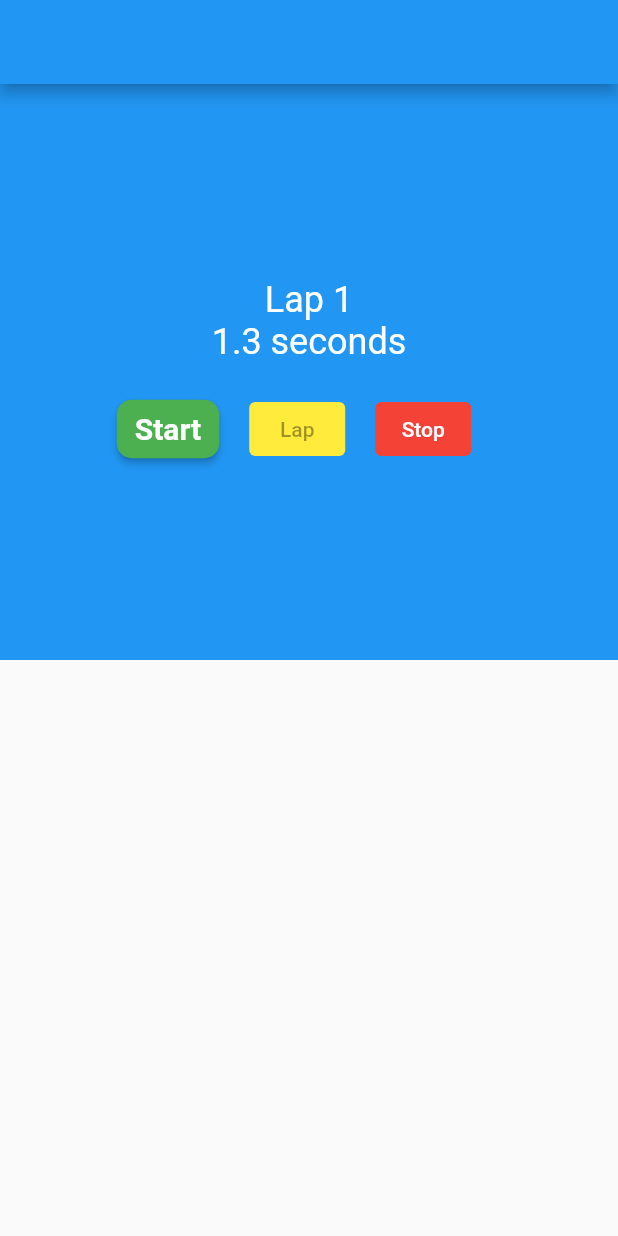
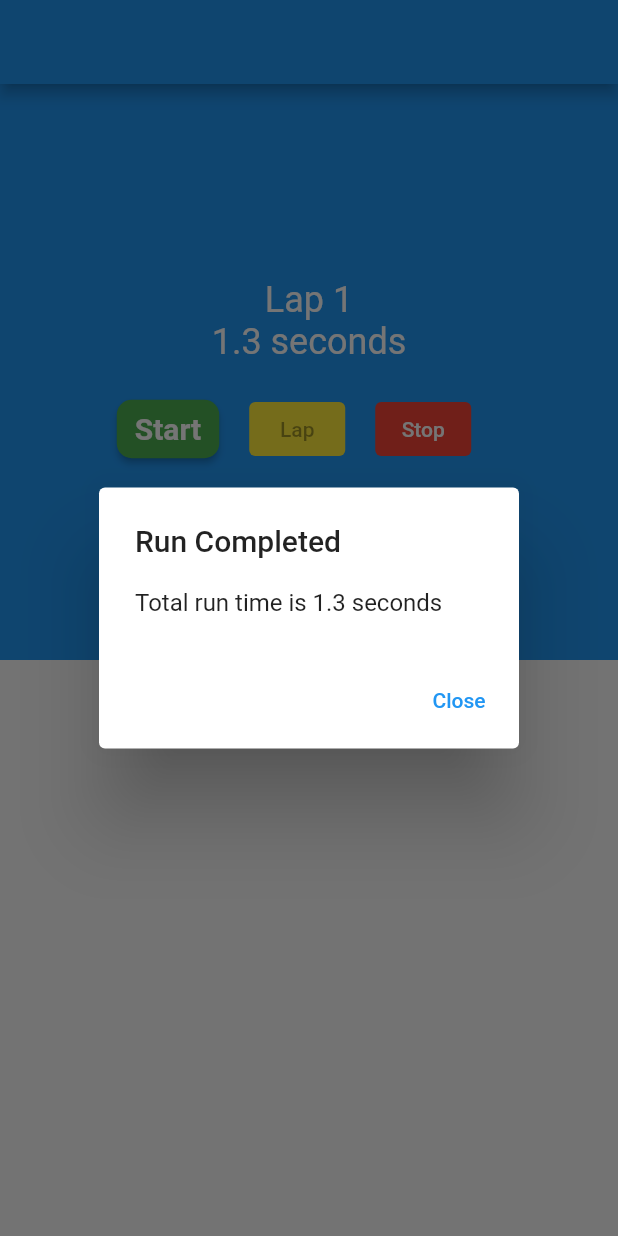
Before and after one commit to jarecsni/flutter_cookbook_examples, a Flutter app: the StopWatch screen opened directly with empty values, after a tap on "Start", after a tap on "Stop", on a phone screen of 412 x 824 dp. Run offline on Flutter 3.47's test engine with Material 2 defaults, Android fonts, the phone set to English and light mode, and no system bars; our stand-ins replace google_fonts.

Commit message:
Popup, p 240

```diff
--- /dev/null
+++ b/lib/chapter6/platform_alert.dart
@@ -0,0 +1,53 @@
+import 'package:flutter/cupertino.dart';
+import 'package:flutter/material.dart';
+
+class PlatformAlert {
+  final String title;
+  final String message;
+
+  const PlatformAlert({required this.title, required this.message});
+
+  void show(BuildContext context) {
+    final platform = Theme.of(context).platform;
+    if (platform == TargetPlatform.iOS) {
+      _buildCupertinoAlert(context);
+    } else {
+      _buildMaterialAlert(context);
+    }
+  }
+
+  // FIXME try to refactor the below by extracting the button
+  void _buildCupertinoAlert(BuildContext context) {
+    showDialog(
+        context: context,
+        builder: (context) {
+          return CupertinoAlertDialog(
+            title: Text(title),
+            content: Text(message),
+            actions: [
+              TextButton(
+                child: const Text('Close'),
+                onPressed: () => Navigator.of(context).pop(),
+              ),
+            ],
+          );
+        });
+  }
+
+  void _buildMaterialAlert(BuildContext context) {
+    showDialog(
+        context: context,
+        builder: (context) {
+          return AlertDialog(
+            title: Text(title),
+            content: Text(message),
+            actions: [
+              TextButton(
+                child: const Text('Close'),
+                onPressed: () => Navigator.of(context).pop(),
+              ),
+            ],
+          );
+        });
+  }
+}
--- a/lib/chapter6/stop_watch.dart
+++ b/lib/chapter6/stop_watch.dart
@@ -1,5 +1,7 @@
 import 'package:flutter/material.dart';
 import 'dart:async';
+
+import 'package:flutter_cookbook_examples/chapter6/platform_alert.dart';
 
 class StopWatch extends StatefulWidget {
   final String name;
@@ -47,6 +49,12 @@ class _StopWatchState extends State<StopWatch> {
 
   void _stopTimer() {
     timer.cancel();
+    final totalRuntime = laps.fold(milliseconds, (total, lap) => total + lap);
+    final alert = PlatformAlert(
+      title: 'Run Completed',
+      message: 'Total run time is ${_secondsText(totalRuntime)}',
+    );
+    alert.show(context);
     setState(() {
       isTicking = false;
     });
```
